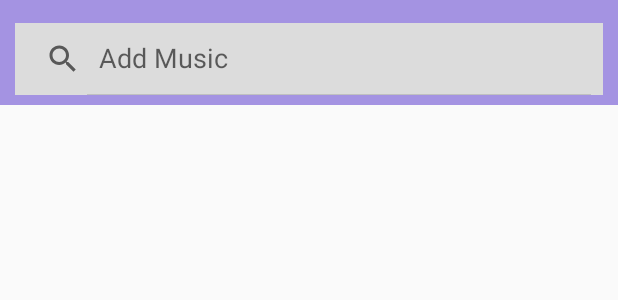
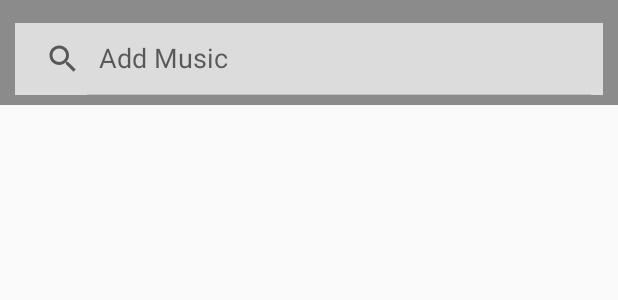
Before and after one commit to Petrii/jukebox, an Android app: the layout fragment_search.xml on its own in the app's theme, with its tools: preview values and no code run, on a phone screen of 412 x 824 dp. Shown: the top 300 px of the screen. Run offline under Robolectric (Android 15) with nearby library versions, the phone set to English and light mode, and no system bars.

Commit message:
Launceh icon added, and ui fixes

```diff
--- a/app/src/main/res/layout/fragment_queue.xml
+++ b/app/src/main/res/layout/fragment_queue.xml
@@ -8,7 +8,7 @@
         android:layout_width="match_parent"
         android:layout_height="wrap_content"
         android:animateLayoutChanges="true"
-        android:minHeight="65dp">
+        android:minHeight="70dp">
 
         <ImageView
             android:layout_width="match_parent"
--- a/app/src/main/res/layout/fragment_search.xml
+++ b/app/src/main/res/layout/fragment_search.xml
@@ -11,7 +11,7 @@
     <FrameLayout
         android:layout_width="match_parent"
         android:layout_height="wrap_content"
-        android:background="@color/colorBase"
+        android:background="#82232323"
         android:minHeight="70dp">
 
         <SearchView
```
Also changed, not shown: app/src/main/res/mipmap-hdpi/ic_launcher.png, app/src/main/res/mipmap-mdpi/ic_launcher.png, app/src/main/res/mipmap-xhdpi/ic_launcher.png, app/src/main/res/mipmap-xxhdpi/ic_launcher.png, app/src/main/res/mipmap-xxxhdpi/ic_launcher.png.
